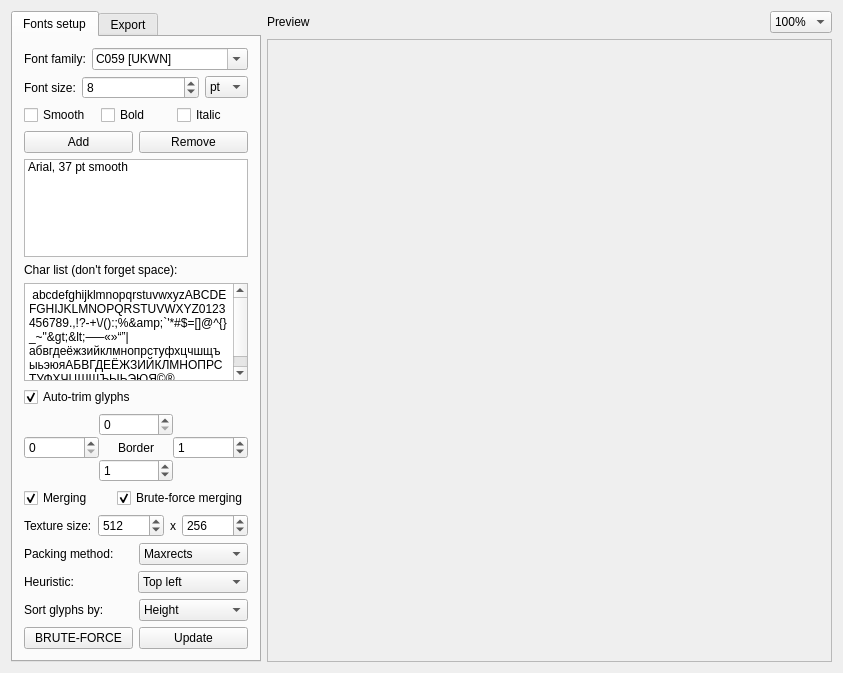
Before: the Qt Designer form mainwindow.ui in scriptum/UBFG, drawn with Qt 5.
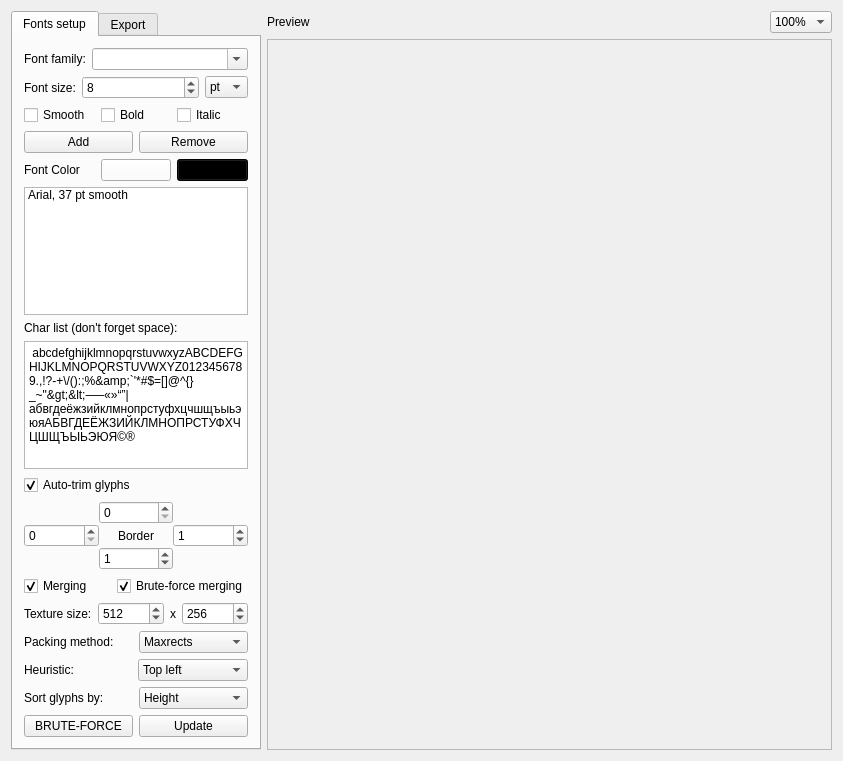
After: the same form once the commit is applied. Custom widgets are drawn as their Qt base class.

Commit message: Added the following features 1) Now bitmatp fonts in different backgorund and forgrounds can be made 2) Now bitmap fonts in different bit depths can be made 3) Now the output can either be in fnt(original format) or xml format

What changed in the file:
```diff
--- a/mainwindow.ui
+++ b/mainwindow.ui
@@ -7,7 +7,7 @@
     <x>0</x>
     <y>0</y>
     <width>843</width>
-    <height>673</height>
+    <height>761</height>
    </rect>
   </property>
   <property name="windowTitle">
@@ -67,7 +67,7 @@
              </sizepolicy>
             </property>
             <property name="currentIndex">
-             <number>1</number>
+             <number>679</number>
             </property>
             <property name="sizeAdjustPolicy">
              <enum>QComboBox::AdjustToContents</enum>
@@ -172,6 +172,495 @@
           </item>
          </layout>
         </item>
+        <item>
+         <layout class="QHBoxLayout" name="horizontalLayout_20">
+          <item>
+           <widget class="QLabel" name="label_16">
+            <property name="text">
+             <string>Font Color</string>
+            </property>
+           </widget>
+          </item>
+          <item>
+           <widget class="QPushButton" name="fontColor">
+            <property name="palette">
+             <palette>
+              <active>
+               <colorrole role="Button">
+                <brush brushstyle="SolidPattern">
+                 <color alpha="255">
+                  <red>255</red>
+                  <green>255</green>
+                  <blue>255</blue>
+                 </color>
+                </brush>
+               </colorrole>
+              </active>
+              <inactive>
+               <colorrole role="Button">
+                <brush brushstyle="SolidPattern">
+                 <color alpha="255">
+                  <red>255</red>
+                  <green>255</green>
+                  <blue>255</blue>
+                 </color>
+                </brush>
+               </colorrole>
+              </inactive>
+              <disabled>
+               <colorrole role="Button">
+                <brush brushstyle="SolidPattern">
+                 <color alpha="255">
+                  <red>255</red>
+                  <green>255</green>
+                  <blue>255</blue>
+                 </color>
+                </brush>
+               </colorrole>
+              </disabled>
+             </palette>
+            </property>
+            <property name="accessibleName">
+             <string/>
+            </property>
+            <property name="styleSheet">
+             <string notr="true"/>
+            </property>
+            <property name="text">
+             <string/>
+            </property>
+            <property name="default">
+             <bool>false</bool>
+            </property>
+            <property name="flat">
+             <bool>false</bool>
+            </property>
+           </widget>
+          </item>
+          <item>
+           <widget class="QPushButton" name="backgroundColor">
+            <property name="palette">
+             <palette>
+              <active>
+               <colorrole role="WindowText">
+                <brush brushstyle="SolidPattern">
+                 <color alpha="255">
+                  <red>255</red>
+                  <green>255</green>
+                  <blue>255</blue>
+                 </color>
+                </brush>
+               </colorrole>
+               <colorrole role="Button">
+                <brush brushstyle="SolidPattern">
+                 <color alpha="255">
+                  <red>0</red>
+                  <green>0</green>
+                  <blue>0</blue>
+                 </color>
+                </brush>
+               </colorrole>
+               <colorrole role="Light">
+                <brush brushstyle="SolidPattern">
+                 <color alpha="255">
+                  <red>0</red>
+                  <green>0</green>
+                  <blue>0</blue>
+                 </color>
+                </brush>
+               </colorrole>
+               <colorrole role="Midlight">
+                <brush brushstyle="SolidPattern">
+                 <color alpha="255">
+                  <red>0</red>
+                  <green>0</green>
+                  <blue>0</blue>
+                 </color>
+                </brush>
+               </colorrole>
+               <colorrole role="Dark">
+                <brush brushstyle="SolidPattern">
+                 <color alpha="255">
+                  <red>0</red>
+                  <green>0</green>
+                  <blue>0</blue>
+                 </color>
+                </brush>
+               </colorrole>
+               <colorrole role="Mid">
+                <brush brushstyle="SolidPattern">
+                 <color alpha="255">
+                  <red>0</red>
+                  <green>0</green>
+                  <blue>0</blue>
+                 </color>
+                </brush>
+               </colorrole>
+               <colorrole role="Text">
+                <brush brushstyle="SolidPattern">
+                 <color alpha="255">
+                  <red>255</red>
+                  <green>255</green>
+                  <blue>255</blue>
+                 </color>
+                </brush>
+               </colorrole>
+               <colorrole role="BrightText">
+                <brush brushstyle="SolidPattern">
+                 <color alpha="255">
+                  <red>255</red>
+                  <green>255</green>
+                  <blue>255</blue>
+                 </color>
+                </brush>
+               </colorrole>
+               <colorrole role="ButtonText">
+                <brush brushstyle="SolidPattern">
+                 <color alpha="255">
+                  <red>255</red>
+                  <green>255</green>
+                  <blue>255</blue>
+                 </color>
+                </brush>
+               </colorrole>
+               <colorrole role="Base">
+                <brush brushstyle="SolidPattern">
+                 <color alpha="255">
+                  <red>0</red>
+                  <green>0</green>
+                  <blue>0</blue>
+                 </color>
+                </brush>
+               </colorrole>
+               <colorrole role="Window">
+                <brush brushstyle="SolidPattern">
+                 <color alpha="255">
+                  <red>0</red>
+                  <green>0</green>
+                  <blue>0</blue>
+                 </color>
+                </brush>
+               </colorrole>
+               <colorrole role="Shadow">
+                <brush brushstyle="SolidPattern">
+                 <color alpha="255">
+                  <red>0</red>
+                  <green>0</green>
+                  <blue>0</blue>
+                 </color>
+                </brush>
+               </colorrole>
+               <colorrole role="AlternateBase">
+                <brush brushstyle="SolidPattern">
+                 <color alpha="255">
+                  <red>0</red>
+                  <green>0</green>
+                  <blue>0</blue>
+                 </color>
+                </brush>
+               </colorrole>
+               <colorrole role="ToolTipBase">
+                <brush brushstyle="SolidPattern">
+                 <color alpha="255">
+                  <red>255</red>
+                  <green>255</green>
+                  <blue>220</blue>
+                 </color>
+                </brush>
+               </colorrole>
+               <colorrole role="ToolTipText">
+                <brush brushstyle="SolidPattern">
+                 <color alpha="255">
+                  <red>0</red>
+                  <green>0</green>
+                  <blue>0</blue>
+                 </color>
+                </brush>
+               </colorrole>
+              </active>
+              <inactive>
+               <colorrole role="WindowText">
+                <brush brushstyle="SolidPattern">
+                 <color alpha="255">
+                  <red>255</red>
+                  <green>255</green>
+                  <blue>255</blue>
+                 </color>
+                </brush>
+               </colorrole>
+               <colorrole role="Button">
+                <brush brushstyle="SolidPattern">
+                 <color alpha="255">
+                  <red>0</red>
+                  <green>0</green>
+                  <blue>0</blue>
+                 </color>
+                </brush>
+               </colorrole>
+               <colorrole role="Light">
+                <brush brushstyle="SolidPattern">
+                 <color alpha="255">
+                  <red>0</red>
+                  <green>0</green>
+                  <blue>0</blue>
+                 </color>
+                </brush>
+               </colorrole>
+               <colorrole role="Midlight">
+                <brush brushstyle="SolidPattern">
+                 <color alpha="255">
+                  <red>0</red>
+                  <green>0</green>
+                  <blue>0</blue>
+                 </color>
+                </brush>
+               </colorrole>
+               <colorrole role="Dark">
+                <brush brushstyle="SolidPattern">
+                 <color alpha="255">
+                  <red>0</red>
+                  <green>0</green>
+                  <blue>0</blue>
+                 </color>
+                </brush>
+               </colorrole>
+               <colorrole role="Mid">
+                <brush brushstyle="SolidPattern">
+                 <color alpha="255">
+                  <red>0</red>
+                  <green>0</green>
+                  <blue>0</blue>
+                 </color>
+                </brush>
+               </colorrole>
+               <colorrole role="Text">
+                <brush brushstyle="SolidPattern">
+                 <color alpha="255">
+                  <red>255</red>
+                  <green>255</green>
+                  <blue>255</blue>
+                 </color>
+                </brush>
+               </colorrole>
+               <colorrole role="BrightText">
+                <brush brushstyle="SolidPattern">
+                 <color alpha="255">
+                  <red>255</red>
+                  <green>255</green>
+                  <blue>255</blue>
+                 </color>
+                </brush>
+               </colorrole>
+               <colorrole role="ButtonText">
+                <brush brushstyle="SolidPattern">
+                 <color alpha="255">
+                  <red>255</red>
+                  <green>255</green>
+                  <blue>255</blue>
+                 </color>
+                </brush>
+               </colorrole>
+               <colorrole role="Base">
+                <brush brushstyle="SolidPattern">
+                 <color alpha="255">
+                  <red>0</red>
+                  <green>0</green>
+                  <blue>0</blue>
+                 </color>
+                </brush>
+               </colorrole>
+               <colorrole role="Window">
+                <brush brushstyle="SolidPattern">
+                 <color alpha="255">
+                  <red>0</red>
+                  <green>0</green>
+                  <blue>0</blue>
+                 </color>
+                </brush>
+               </colorrole>
+               <colorrole role="Shadow">
+                <brush brushstyle="SolidPattern">
+                 <color alpha="255">
+                  <red>0</red>
+                  <green>0</green>
+                  <blue>0</blue>
+                 </color>
+                </brush>
+               </colorrole>
+               <colorrole role="AlternateBase">
+                <brush brushstyle="SolidPattern">
+                 <color alpha="255">
+                  <red>0</red>
+                  <green>0</green>
+                  <blue>0</blue>
+                 </color>
+                </brush>
+               </colorrole>
+               <colorrole role="ToolTipBase">
+                <brush brushstyle="SolidPattern">
+                 <color alpha="255">
+                  <red>255</red>
+                  <green>255</green>
+                  <blue>220</blue>
+                 </color>
+                </brush>
+               </colorrole>
+               <colorrole role="ToolTipText">
+                <brush brushstyle="SolidPattern">
+                 <color alpha="255">
+                  <red>0</red>
+                  <green>0</green>
+                  <blue>0</blue>
+                 </color>
+                </brush>
+               </colorrole>
+              </inactive>
+              <disabled>
+               <colorrole role="WindowText">
+                <brush brushstyle="SolidPattern">
+                 <color alpha="255">
+                  <red>0</red>
+                  <green>0</green>
+                  <blue>0</blue>
+                 </color>
+                </brush>
+               </colorrole>
+               <colorrole role="Button">
+                <brush brushstyle="SolidPattern">
+                 <color alpha="255">
+                  <red>0</red>
+                  <green>0</green>
+                  <blue>0</blue>
+                 </color>
+                </brush>
+               </colorrole>
+               <colorrole role="Light">
+                <brush brushstyle="SolidPattern">
+                 <color alpha="255">
+                  <red>0</red>
+                  <green>0</green>
+                  <blue>0</blue>
+                 </color>
+                </brush>
+               </colorrole>
+               <colorrole role="Midlight">
+                <brush brushstyle="SolidPattern">
+                 <color alpha="255">
+                  <red>0</red>
+                  <green>0</green>
+                  <blue>0</blue>
+                 </color>
+                </brush>
+               </colorrole>
+               <colorrole role="Dark">
+                <brush brushstyle="SolidPattern">
+                 <color alpha="255">
+                  <red>0</red>
+                  <green>0</green>
+                  <blue>0</blue>
+                 </color>
+                </brush>
+               </colorrole>
+               <colorrole role="Mid">
+                <brush brushstyle="SolidPattern">
+                 <color alpha="255">
+                  <red>0</red>
+                  <green>0</green>
+                  <blue>0</blue>
+                 </color>
+                </brush>
+               </colorrole>
+               <colorrole role="Text">
+                <brush brushstyle="SolidPattern">
+                 <color alpha="255">
+                  <red>0</red>
+                  <green>0</green>
+                  <blue>0</blue>
+                 </color>
+                </brush>
+               </colorrole>
+               <colorrole role="BrightText">
+                <brush brushstyle="SolidPattern">
+                 <color alpha="255">
+                  <red>255</red>
+                  <green>255</green>
+                  <blue>255</blue>
+                 </color>
+                </brush>
+               </colorrole>
+               <colorrole role="ButtonText">
+                <brush brushstyle="SolidPattern">
+                 <color alpha="255">
+                  <red>0</red>
+                  <green>0</green>
+                  <blue>0</blue>
+                 </color>
+                </brush>
+               </colorrole>
+               <colorrole role="Base">
+                <brush brushstyle="SolidPattern">
+                 <color alpha="255">
+                  <red>0</red>
+                  <green>0</green>
+                  <blue>0</blue>
+                 </color>
+                </brush>
+               </colorrole>
+               <colorrole role="Window">
+                <brush brushstyle="SolidPattern">
+                 <color alpha="255">
+                  <red>0</red>
+                  <green>0</green>
+                  <blue>0</blue>
+                 </color>
+                </brush>
+               </colorrole>
+               <colorrole role="Shadow">
+                <brush brushstyle="SolidPattern">
+                 <color alpha="255">
+                  <red>0</red>
+                  <green>0</green>
+                  <blue>0</blue>
+                 </color>
+                </brush>
+               </colorrole>
+               <colorrole role="AlternateBase">
+                <brush brushstyle="SolidPattern">
+                 <color alpha="255">
+                  <red>0</red>
+                  <green>0</green>
+                  <blue>0</blue>
+                 </color>
+                </brush>
+               </colorrole>
+               <colorrole role="ToolTipBase">
+                <brush brushstyle="SolidPattern">
+                 <color alpha="255">
+                  <red>255</red>
+                  <green>255</green>
+                  <blue>220</blue>
+                 </color>
+                </brush>
+               </colorrole>
+               <colorrole role="ToolTipText">
+                <brush brushstyle="SolidPattern">
+                 <color alpha="255">
+                  <red>0</red>
+                  <green>0</green>
+                  <blue>0</blue>
+                 </color>
+                </brush>
+               </colorrole>
+              </disabled>
+             </palette>
+            </property>
+            <property name="text">
+             <string/>
+            </property>
+           </widget>
+          </item>
+         </layout>
+        </item>
         <item>
          <widget class="QListWidget" name="listOfFonts">
           <item>
@@ -767,8 +1256,8 @@
           <rect>
            <x>0</x>
            <y>0</y>
-           <width>565</width>
-           <height>619</height>
+           <width>573</width>
+           <height>715</height>
           </rect>
          </property>
          <layout class="QVBoxLayout" name="verticalLayout_3">
```
Left out of the diff: 220 changed lines with no effect on the pictures. The commit also changes 5 other files.
